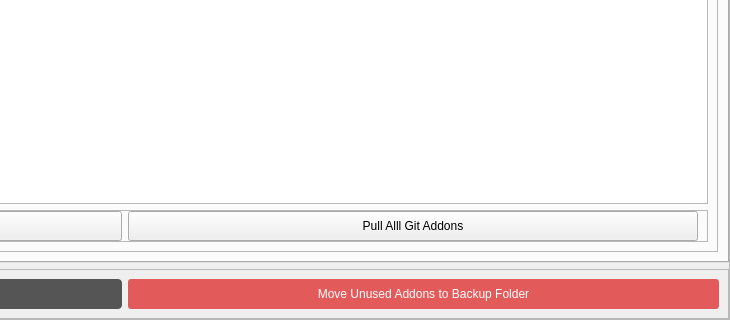
Old version of the form BlenderAddonManager.ui in the repository arizeworks/AZBlenderAddonManager; both pictures show x 481 to 1211 and y 585 to 905 of the 1211 by 905 pixel window.
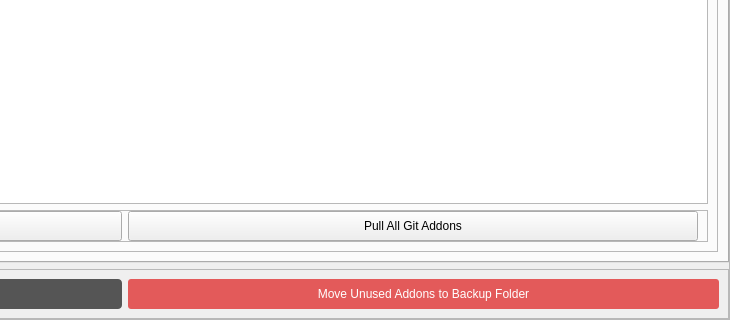
New version of the form. The open tabs and pages were chosen to show the change.

Commit message: UIの誤字修正

The edit to the form file:
```diff
--- a/BlenderAddonManager.ui
+++ b/BlenderAddonManager.ui
@@ -277,7 +277,7 @@
                    </size>
                   </property>
                   <property name="text">
-                   <string>Pull Alll Git Addons</string>
+                   <string>Pull All Git Addons</string>
                   </property>
                  </widget>
                 </item>
```
Left out of the diff: 6 changed lines with no effect on the pictures. The commit also changes 1 other file.
